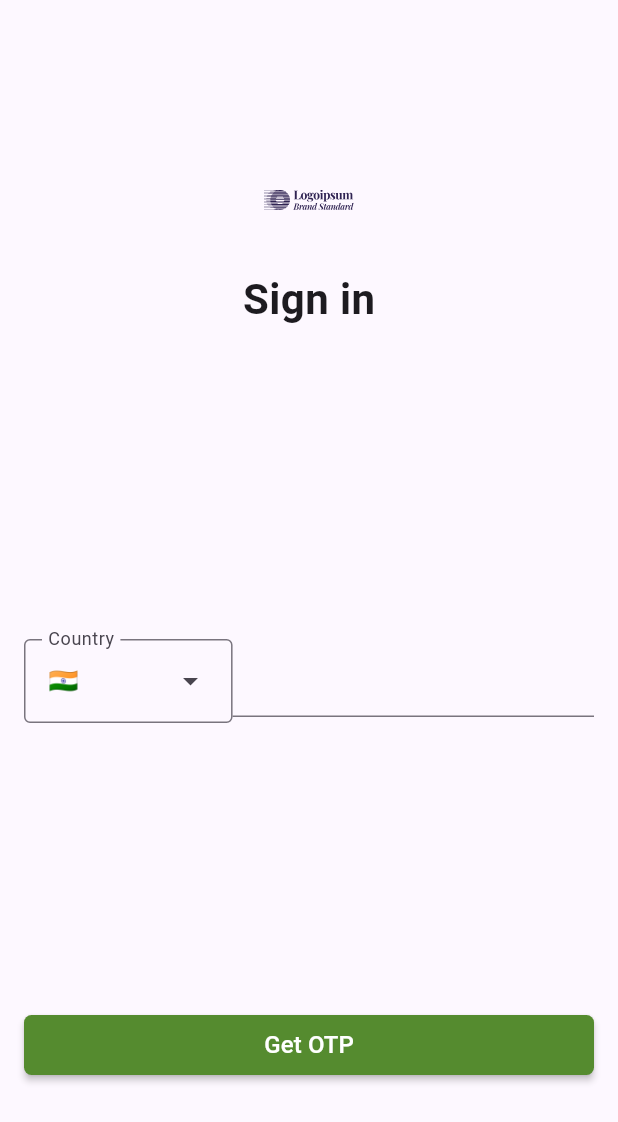
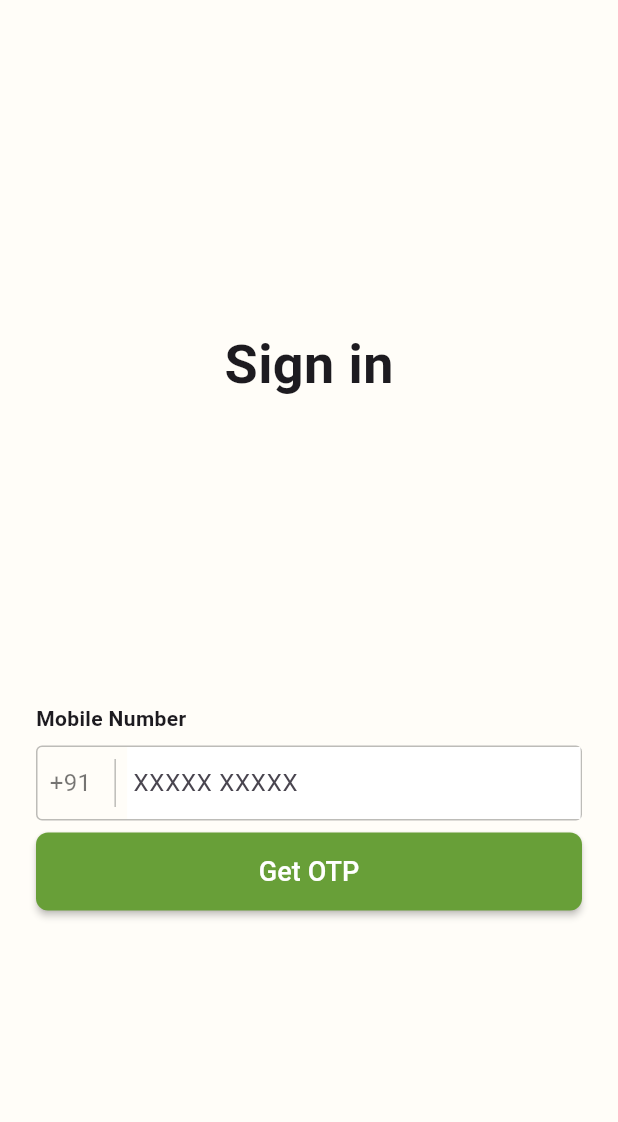
Before and after one commit to Aadv1k/Project_CampusPilot, a Flutter app: the screen it shows after launch, on a phone screen of 412 x 824 dp. Shown: the top 1122 px of the screen. Run offline on Flutter 3.47's test engine with Material 3 defaults, Android fonts, the phone set to English and light mode, and no system bars; our stand-ins replace flutter_svg, mask_text_input_formatter.

Commit message:
NON-WORKING: continue playing around with the UI

```diff
--- /dev/null
+++ b/app/lib/common/phone_number.dart
@@ -0,0 +1,29 @@
+enum CountryCode {
+  INDIA('+91'),
+  USA('+1');
+
+  const CountryCode(this.code);
+  final String code;
+}
+
+class PhoneNumber {
+  static bool isValid(CountryCode country, String phoneNumber) {
+    if (!_isNumeric(phoneNumber)) {
+      return false;
+    }
+
+    switch (country) {
+      case CountryCode.INDIA:
+        return phoneNumber.length == 10;
+      case CountryCode.USA:
+        return phoneNumber.length == 10;
+      default:
+        return false;
+    }
+  }
+
+  static bool _isNumeric(String str) {
+    // Check if the string is a numeric value
+    return RegExp(r'^[0-9]+$').hasMatch(str);
+  }
+}
--- a/app/lib/components/phone_number_input.dart
+++ b/app/lib/components/phone_number_input.dart
@@ -1,10 +1,83 @@
+import 'package:app/common/phone_number.dart';
+import 'package:app/utils/sizes.dart';
 import 'package:flutter/material.dart';
+import 'package:mask_text_input_formatter/mask_text_input_formatter.dart';
 
-class PhoneNumberInput extends StatelessWidget {
+class PhoneNumberInput extends StatefulWidget {
+  const PhoneNumberInput({super.key});
+
+  @override
+  State<StatefulWidget> createState() => PhoneNumberInputState();
+}
+
+class PhoneNumberInputState extends State<PhoneNumberInput> {
+  final String selectedCountryCode =
+      '+91'; // Replace with your default country code
+  late String phoneNumber;
+
+  final maskFormatter = MaskTextInputFormatter(
+    mask: '##### #####',
+    filter: {"#": RegExp(r'[0-9]')},
+  );
+
+  PhoneNumberInputState() {
+    phoneNumber = "";
+  }
+
   @override
   Widget build(BuildContext context) {
-    return FormField<String>(
-      validator: (value) => value.length == 10
-    )
+    return Column(
+      crossAxisAlignment: CrossAxisAlignment.start,
+      children: [
+        const Padding(
+          padding: EdgeInsets.only(bottom: 8.0),
+          child: Text(
+            "Mobile Number",
+            style: TextStyle(fontWeight: FontWeight.bold),
+          ),
+        ),
+        IntrinsicHeight(
+          child: Container(
+            decoration: BoxDecoration(
+                border: Border.all(color: Colors.black26),
+                borderRadius: BorderRadius.circular(4)),
+            child: Row(
+              crossAxisAlignment: CrossAxisAlignment.center,
+              children: [
+                Padding(
+                  padding: const EdgeInsets.symmetric(horizontal: 8.0),
+                  child: Text(
+                    selectedCountryCode,
+                    style: const TextStyle(color: Colors.black54, fontSize: 16),
+                  ),
+                ),
+                const VerticalDivider(
+                  thickness: 1,
+                  color: Colors.black26,
+                  indent: Spacing.sm,
+                  endIndent: Spacing.sm,
+                ),
+                Expanded(
+                  child: TextField(
+                    inputFormatters: [maskFormatter],
+                    keyboardType: TextInputType.phone,
+                    maxLength: 11,
+                    decoration: const InputDecoration(
+                      filled: true,
+                      fillColor: Colors.white,
+                      border: InputBorder.none, // Remove default border
+                      hintText: "XXXXX XXXXX",
+                      contentPadding: EdgeInsets.symmetric(vertical: 8.0),
+                      counterText: '',
+                    ),
+                    style: const TextStyle(fontSize: 16),
+                  ),
+                ),
+              ],
+            ),
+          ),
+        ),
+      ],
+    );
   }
 }
--- a/app/lib/models/user_model.dart
+++ b/app/lib/models/user_model.dart
@@ -1,4 +1,4 @@
-import 'package:app/views/login_view.dart';
+import 'package:app/common/phone_number.dart';
 
 class UserModel {
   final String userId;
@@ -11,12 +11,9 @@ class UserModel {
       required this.accessToken});
 }
 
-class UserLoginModel {
+class UserLoginDetails {
+  final CountryCode phoneCountryCode;
   final String phoneNumber;
-  final CountryCode countryCode;
 
-  UserLoginModel({
-    required this.phoneNumber,
-    required this.countryCode,
-  });
+  const UserLoginDetails(this.phoneCountryCode, this.phoneNumber);
 }
--- a/app/lib/views/login_view.dart
+++ b/app/lib/views/login_view.dart
@@ -1,5 +1,5 @@
+import 'package:app/components/phone_number_input.dart';
 import 'package:flutter/material.dart';
-import 'package:flutter/services.dart';
 import 'package:flutter_svg/flutter_svg.dart';
 import 'package:app/utils/sizes.dart';
 
@@ -8,110 +8,50 @@ class LoginView extends StatelessWidget {
 
   @override
   Widget build(BuildContext context) {
-    return Scaffold(
-      backgroundColor: const Color(0xFFFDF8FF),
+    return SafeArea(
+      child: Scaffold(
+        backgroundColor: const Color.fromRGBO(255, 253, 248, 1),
         body: Padding(
-        padding: const EdgeInsets.all(Spacing.md),
+          padding: const EdgeInsets.symmetric(
+              vertical: Spacing.md, horizontal: Spacing.lg),
           child: Column(
             crossAxisAlignment: CrossAxisAlignment.center,
             mainAxisAlignment: MainAxisAlignment.spaceEvenly,
             children: [
-            Column(children: [
-              SvgPicture.asset(
-                "assets/placeholder_logo.svg",
-                width: 60,
-                height: 60,
-              ),
-              const SizedBox(height: Spacing.md),
-              const Text(
+              const Column(children: [
+                Text(
                   "Sign in",
+                  textAlign: TextAlign.start,
                   style: TextStyle(
-                  fontSize: 28,
+                    fontSize: 36,
                     fontWeight: FontWeight.bold,
                   ),
                 ),
               ]),
-            const SizedBox(height: Spacing.xl),
-            PhoneNumberInput(),
-            const SizedBox(height: 16.0),
+              Column(
+                children: [
+                  const PhoneNumberInput(),
+                  const SizedBox(height: Spacing.sm),
                   MaterialButton(
                     onPressed: () {},
-              color: Colors.lightGreen.shade800,
+                    color: Colors.lightGreen.shade700,
                     textColor: Colors.white,
-              height: 40,
+                    height: 52,
                     minWidth: double.infinity,
                     shape: RoundedRectangleBorder(
-                borderRadius: BorderRadius.circular(5.0),
+                      borderRadius: BorderRadius.circular(8.0),
                     ),
                     child: const Text(
                       "Get OTP",
-                style: TextStyle(fontSize: 16),
+                      style: TextStyle(fontSize: 18),
                     ),
                   ),
                 ],
+              )
+            ],
+          ),
         ),
       ),
     );
   }
 }
-
-class PhoneNumberInput extends StatefulWidget {
-  const PhoneNumberInput({super.key});
-
-  @override
-  PhoneNumberInputState createState() => PhoneNumberInputState();
-}
-
-enum CountryCode {
-  INDIA("🇮🇳", "+91"),
-  USA("🇺🇸", "+1");
-
-  final String countryEmoji;
-  final String countryPhoneCode;
-
-  const CountryCode(this.countryEmoji, this.countryPhoneCode);
-}
-
-class PhoneNumberInputState extends State<PhoneNumberInput> {
-  CountryCode? selectedCountryCode;
-  String? phoneNumber;
-
-  final TextEditingController phoneNumberController = TextEditingController();
-  final TextEditingController countryCodeController = TextEditingController();
-
-  @override
-  Widget build(BuildContext context) {
-    return Row(
-      children: [
-        DropdownMenu<String>(
-          initialSelection: CountryCode.INDIA.countryPhoneCode,
-          controller: countryCodeController,
-          label: const Text("Country"),
-          onSelected: (String? value) {
-            setState(() {
-              selectedCountryCode = CountryCode.values
-                  .firstWhere((country) => country.countryPhoneCode == value);
-            });
-          },
-          dropdownMenuEntries: CountryCode.values
-              .map((CountryCode country) => DropdownMenuEntry<String>(
-                    value: country.countryPhoneCode,
-                    label: country.countryEmoji,
-                  ))
-              .toList(),
-        ),
-        Expanded(
-          child: TextField(
-            keyboardType: TextInputType.phone,
-            controller: phoneNumberController,
-            onChanged: (String value) {
-              setState(() {
-                phoneNumber = value;
-              });
-            },
-          ),
-        ),
-      ],
-    );
-  }
-}
--- a/app/pubspec.yaml
+++ b/app/pubspec.yaml
@@ -31,7 +31,7 @@ dependencies:
   flutter:
     sdk: flutter
   flutter_svg: ^1.0.3
-
+  mask_text_input_formatter: ^2.9.0
 
   # The following adds the Cupertino Icons font to your application.
   # Use with the CupertinoIcons class for iOS style icons.
@@ -40,6 +40,7 @@ dependencies:
 dev_dependencies:
   flutter_test:
     sdk: flutter
+
 
   # The "flutter_lints" package below contains a set of recommended lints to
   # encourage good coding practices. The lint set provided by the package is
```
Also changed, not shown: app/pubspec.lock. Lines whose indentation alone changed are shown as unchanged.
